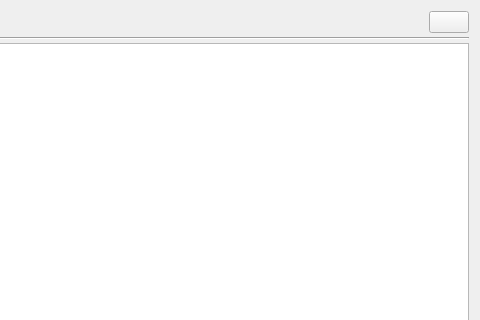
The window that client/src/ui/dialogs/event_log_dialog.ui (networkoptix/nx_open) describes before a commit, drawn with Qt 5; both pictures show x 574 to 1054 and y 0 to 320 of the 1054 by 719 pixel window.
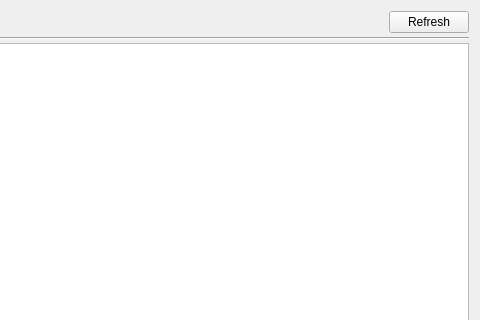
The same window after the commit. Custom widgets are drawn as their Qt base class.

Commit message:
event log dialog minor
<==== Mercurial data ====>
Branch: events_db

Diff of the .ui file:
```diff
--- a/client/src/ui/dialogs/event_log_dialog.ui
+++ b/client/src/ui/dialogs/event_log_dialog.ui
@@ -122,7 +122,7 @@
         <enum>Qt::TabFocus</enum>
        </property>
        <property name="text">
-        <string/>
+        <string>Refresh</string>
        </property>
        <property name="autoDefault">
         <bool>false</bool>
```
The commit also changes 2 other files.
